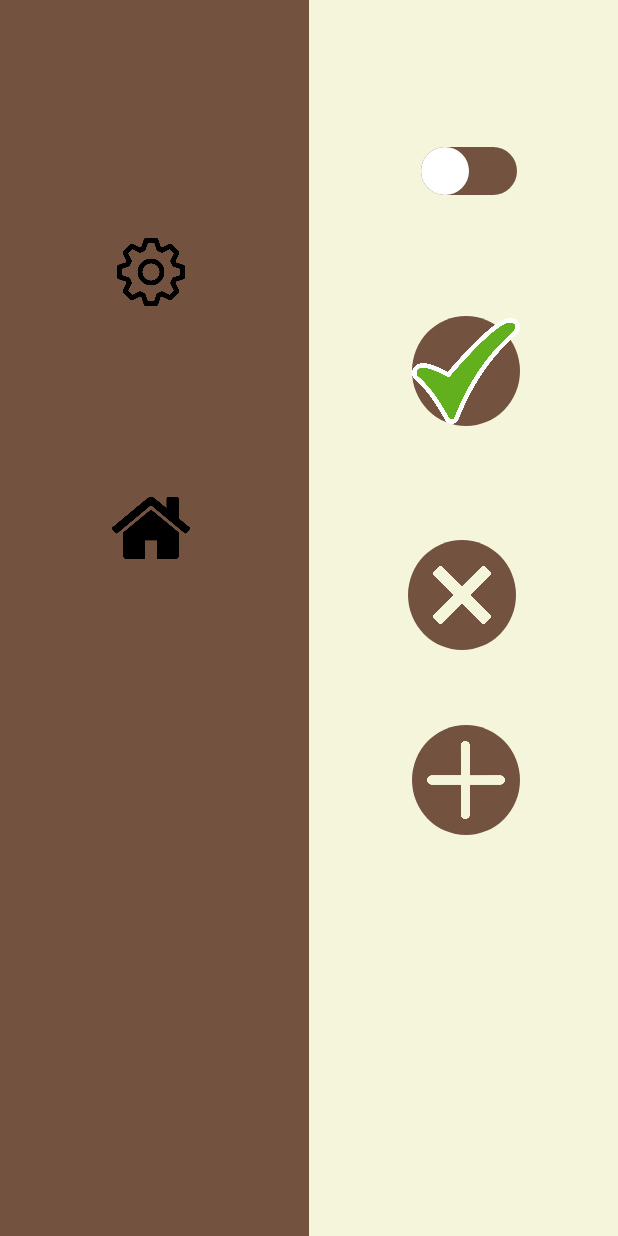
After one commit to AsierTX/TFG, an Android app: the layout activity_ejemplos.xml on its own in the app's theme, with its tools: preview values and no code run, on a phone screen of 412 x 824 dp. The commit adds this screen. Run offline under Robolectric (Android 15) with nearby library versions, the phone set to English and light mode, and no system bars.

Commit message:
cambios iconos de diseño

```diff
--- a/app/src/main/AndroidManifest.xml
+++ b/app/src/main/AndroidManifest.xml
@@ -13,6 +13,9 @@
         android:theme="@style/Theme.TFGTxurdinaga"
         tools:targetApi="31">
         <activity
+            android:name=".Ejemplos"
+            android:exported="false" />
+        <activity
             android:name=".MainActivity"
             android:exported="true">
             <intent-filter>
--- /dev/null
+++ b/app/src/main/java/com/example/tfgtxurdinaga/Ejemplos.kt
@@ -0,0 +1,11 @@
+package com.example.tfgtxurdinaga
+
+import androidx.appcompat.app.AppCompatActivity
+import android.os.Bundle
+
+class Ejemplos : AppCompatActivity() {
+    override fun onCreate(savedInstanceState: Bundle?) {
+        super.onCreate(savedInstanceState)
+        setContentView(R.layout.activity_ejemplos)
+    }
+}
--- a/app/src/main/java/com/example/tfgtxurdinaga/MainActivity.kt
+++ b/app/src/main/java/com/example/tfgtxurdinaga/MainActivity.kt
@@ -1,11 +1,19 @@
 package com.example.tfgtxurdinaga
 
+import android.content.Intent
+import android.os.Bundle
 import androidx.appcompat.app.AppCompatActivity
-import android.os.Bundle
+
 
 class MainActivity : AppCompatActivity() {
     override fun onCreate(savedInstanceState: Bundle?) {
         super.onCreate(savedInstanceState)
         setContentView(R.layout.activity_main)
+
+
+        val intent = Intent(this, Ejemplos::class.java)
+        startActivity(intent)
+
+        finish()
     }
 }
--- /dev/null
+++ b/app/src/main/res/drawable/circule_drawable.xml
@@ -0,0 +1,5 @@
+<?xml version="1.0" encoding="utf-8"?>
+<shape xmlns:android="http://schemas.android.com/apk/res/android"
+    android:shape="oval">
+    <solid android:color="@color/check" /> <!-- Color de fondo blanco -->
+</shape>
--- /dev/null
+++ b/app/src/main/res/drawable/switch_background.xml
@@ -0,0 +1,12 @@
+<?xml version="1.0" encoding="utf-8"?>
+<shape xmlns:android="http://schemas.android.com/apk/res/android"
+    android:shape="rectangle">
+    <!-- Fondo marrón -->
+    <solid android:color="@color/check" />
+    <!-- Especifica el tamaño del fondo -->
+    <size
+        android:width="64dp"
+        android:height="32dp" />
+    <!-- Especifica los bordes redondeados -->
+    <corners android:radius="16dp" />
+</shape>
--- /dev/null
+++ b/app/src/main/res/drawable/switch_thumb.xml
@@ -0,0 +1,11 @@
+<?xml version="1.0" encoding="utf-8"?>
+<shape xmlns:android="http://schemas.android.com/apk/res/android"
+    android:shape="oval">
+    <!-- Fondo blanco -->
+    <solid android:color="#FFFFFF" />
+    <!-- Especifica el tamaño del botón -->
+    <size
+        android:width="32dp"
+        android:height="32dp"
+        android:padding="20dp"/>
+</shape>
--- /dev/null
+++ b/app/src/main/res/drawable/thumb_custom.xml
@@ -0,0 +1,5 @@
+<?xml version="1.0" encoding="utf-8"?>
+<selector xmlns:android="http://schemas.android.com/apk/res/android">
+    <item android:drawable="@drawable/switch_thumb" android:state_checked="true"/>
+    <item android:drawable="@drawable/switch_thumb" android:state_checked="false"/>
+</selector>
--- /dev/null
+++ b/app/src/main/res/layout/activity_ejemplos.xml
@@ -0,0 +1,128 @@
+<?xml version="1.0" encoding="utf-8"?>
+<androidx.constraintlayout.widget.ConstraintLayout xmlns:android="http://schemas.android.com/apk/res/android"
+    xmlns:app="http://schemas.android.com/apk/res-auto"
+    xmlns:tools="http://schemas.android.com/tools"
+    android:layout_width="match_parent"
+    android:layout_height="match_parent"
+    android:background="@color/black"
+    tools:context=".Ejemplos">
+
+    <View
+        android:id="@+id/marronView"
+        android:layout_width="0dp"
+        android:layout_height="match_parent"
+        android:background="@color/check"
+        app:layout_constraintStart_toStartOf="parent"
+        app:layout_constraintEnd_toStartOf="@id/blancoView"
+        />
+
+    <!-- Vista para la mitad blanca -->
+    <View
+        android:id="@+id/blancoView"
+        android:layout_width="0dp"
+        android:layout_height="match_parent"
+        android:background="@color/blanco_secundario"
+        app:layout_constraintStart_toEndOf="@id/marronView"
+        app:layout_constraintEnd_toEndOf="parent"
+        />
+
+
+    <Switch
+        android:id="@+id/switch1"
+        android:layout_width="64dp"
+        android:layout_height="49dp"
+        android:minWidth="48dp"
+        android:minHeight="48dp"
+        android:thumb="@drawable/thumb_custom"
+        android:track="@drawable/switch_background"
+        app:layout_constraintBottom_toBottomOf="parent"
+        app:layout_constraintEnd_toEndOf="parent"
+        app:layout_constraintHorizontal_bias="0.806"
+        app:layout_constraintStart_toStartOf="parent"
+        app:layout_constraintTop_toTopOf="parent"
+        app:layout_constraintVertical_bias="0.115"
+        tools:ignore="UseSwitchCompatOrMaterialXml" />
+
+    <ImageButton
+        android:id="@+id/imageButtoCheckn"
+        android:layout_width="72dp"
+        android:layout_height="73dp"
+        android:background="@drawable/circule_drawable"
+        android:scaleType="fitCenter"
+        app:layout_constraintBottom_toBottomOf="parent"
+        app:layout_constraintEnd_toEndOf="parent"
+        app:layout_constraintHorizontal_bias="0.808"
+        app:layout_constraintStart_toStartOf="parent"
+        app:layout_constraintTop_toTopOf="parent"
+        app:layout_constraintVertical_bias="0.281"
+
+        app:srcCompat="@drawable/check"
+        tools:ignore="ContentDescription,SpeakableTextPresentCheck" />
+
+    <ImageButton
+        android:id="@+id/imageButtonX"
+        android:layout_width="72dp"
+        android:layout_height="73dp"
+        android:scaleType="fitCenter"
+        app:layout_constraintBottom_toBottomOf="parent"
+        app:layout_constraintEnd_toEndOf="parent"
+        app:layout_constraintHorizontal_bias="0.8"
+        app:layout_constraintStart_toStartOf="parent"
+        app:layout_constraintTop_toTopOf="parent"
+        app:layout_constraintVertical_bias="0.48"
+        android:background="@drawable/circule_drawable"
+        android:padding="10dp"
+        app:srcCompat="@drawable/xicono"
+        android:importantForAccessibility="no"
+        app:tint="@color/blanco_secundario" />/>
+
+    <ImageButton
+        android:id="@+id/imageButtonMas"
+        android:layout_width="72dp"
+        android:layout_height="73dp"
+        android:background="@drawable/circule_drawable"
+        android:padding="10dp"
+        android:scaleType="fitCenter"
+        app:layout_constraintBottom_toBottomOf="parent"
+        app:layout_constraintEnd_toEndOf="parent"
+        app:layout_constraintHorizontal_bias="0.808"
+        app:layout_constraintStart_toStartOf="parent"
+        app:layout_constraintTop_toTopOf="parent"
+        app:layout_constraintVertical_bias="0.644"
+        app:srcCompat="@drawable/sumaricono"
+        tools:ignore="ContentDescription,SpeakableTextPresentCheck"
+        app:tint="@color/blanco_secundario" />
+
+    <ImageButton
+        android:id="@+id/imageButtonCasa"
+        android:layout_width="72dp"
+        android:layout_height="73dp"
+        android:background="@drawable/circule_drawable"
+        android:padding="10dp"
+        android:scaleType="fitCenter"
+        app:layout_constraintBottom_toBottomOf="parent"
+        app:layout_constraintEnd_toEndOf="parent"
+        app:layout_constraintHorizontal_bias="0.191"
+        app:layout_constraintStart_toStartOf="parent"
+        app:layout_constraintTop_toTopOf="parent"
+        app:layout_constraintVertical_bias="0.42"
+        app:srcCompat="@drawable/casa"
+        tools:ignore="ContentDescription,SpeakableTextPresentCheck" />
+
+    <ImageButton
+        android:id="@+id/imageButtonAjustes"
+        android:layout_width="72dp"
+        android:layout_height="73dp"
+        android:background="@drawable/circule_drawable"
+        android:padding="10dp"
+        android:scaleType="fitCenter"
+        app:layout_constraintBottom_toBottomOf="parent"
+        app:layout_constraintEnd_toEndOf="parent"
+        app:layout_constraintHorizontal_bias="0.191"
+        app:layout_constraintStart_toStartOf="parent"
+        app:layout_constraintTop_toTopOf="parent"
+        app:layout_constraintVertical_bias="0.193"
+        app:srcCompat="@drawable/ajustes"
+        tools:ignore="ContentDescription,SpeakableTextPresentCheck" />
+
+</androidx.constraintlayout.widget.ConstraintLayout>
--- a/app/src/main/res/layout/activity_main.xml
+++ b/app/src/main/res/layout/activity_main.xml
@@ -6,13 +6,5 @@
     android:layout_height="match_parent"
     tools:context=".MainActivity">
 
-    <TextView
-        android:layout_width="wrap_content"
-        android:layout_height="wrap_content"
-        android:text="Hello World!"
-        app:layout_constraintBottom_toBottomOf="parent"
-        app:layout_constraintEnd_toEndOf="parent"
-        app:layout_constraintStart_toStartOf="parent"
-        app:layout_constraintTop_toTopOf="parent" />
 
 </androidx.constraintlayout.widget.ConstraintLayout>
--- a/app/src/main/res/values/colors.xml
+++ b/app/src/main/res/values/colors.xml
@@ -2,4 +2,7 @@
 <resources>
     <color name="black">#FF000000</color>
     <color name="white">#FFFFFFFF</color>
+    <color name="check">#735240</color>
+    <color name="blanco_secundario">#F5F5DC</color>
+
 </resources>
```
Also changed, not shown: app/src/main/res/drawable/ajustes.png (added), app/src/main/res/drawable/casa.png (added), app/src/main/res/drawable/check.png (added), app/src/main/res/drawable/sumaricono.png (added), app/src/main/res/drawable/xicono.png (added).
